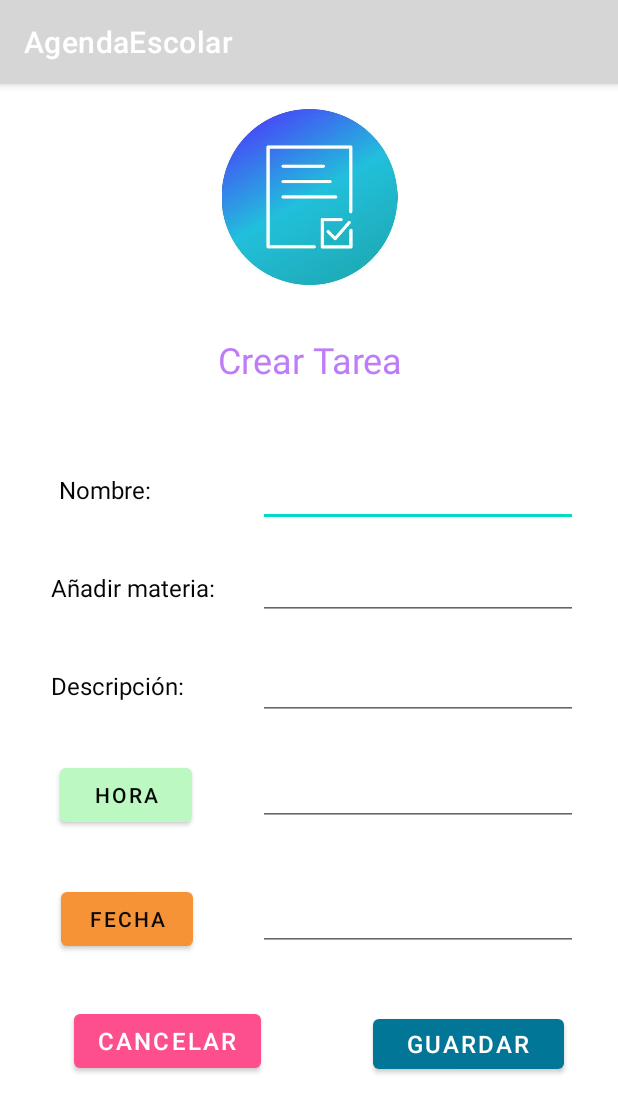
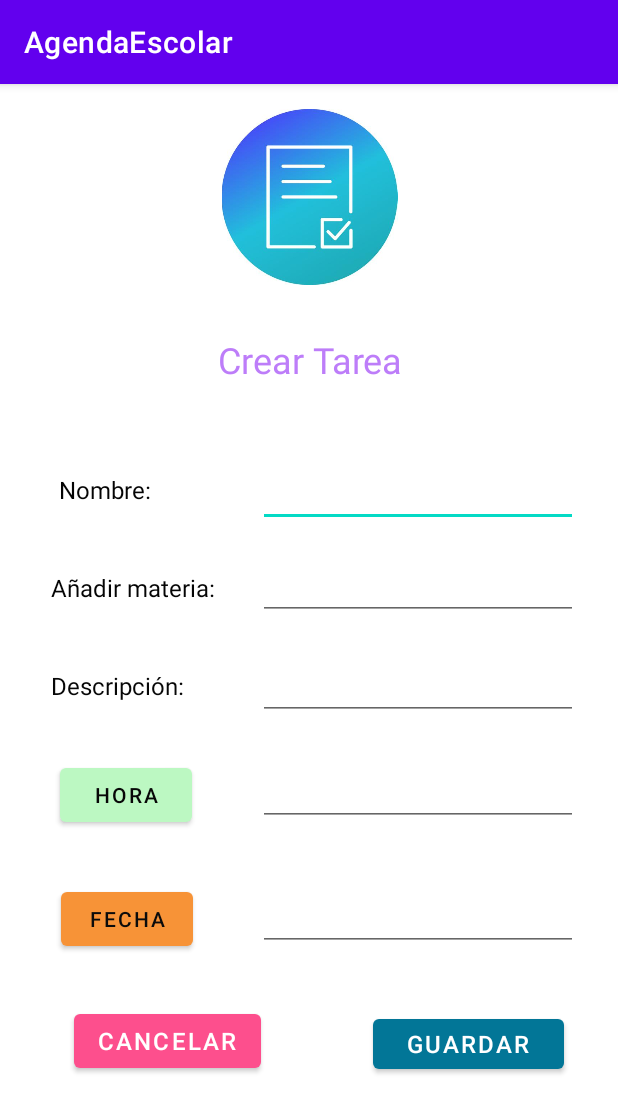
Before and after one commit to Luis6810/AgendaEscolar, an Android app: the crear_tarea screen opened directly, with no data from a screen before it, on a phone screen of 412 x 824 dp. Shown: the top 1113 px of the screen. Run offline under Robolectric (Android 15) with nearby library versions, the phone set to English and light mode, and no system bars; Roboto replaces fonts that are not available here.

Commit message:
Colores reestablecidos

```diff
--- a/app/src/main/res/values/colors.xml
+++ b/app/src/main/res/values/colors.xml
@@ -1,6 +1,9 @@
 <?xml version="1.0" encoding="utf-8"?>
 <resources>
-
+    <color name="purple_200">#FFBB86FC</color>
+    <color name="purple_500">#FF6200EE</color>
+    <color name="purple_700">#FF6200AE</color>
+    <color name="purple_lila">#BD7DF9</color>
     <color name="blue_a">#8B9EDE</color>
     <color name="purple_b">#8F5FC2</color>
     <color name="purple_a">#BD7DF9</color>
```
